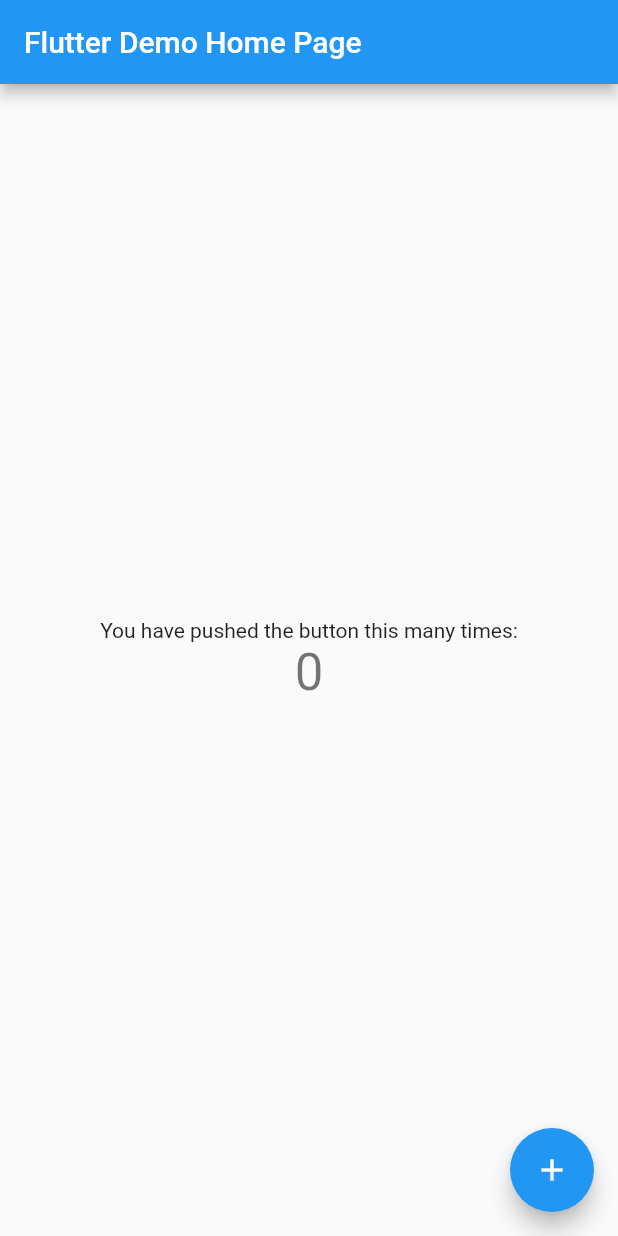
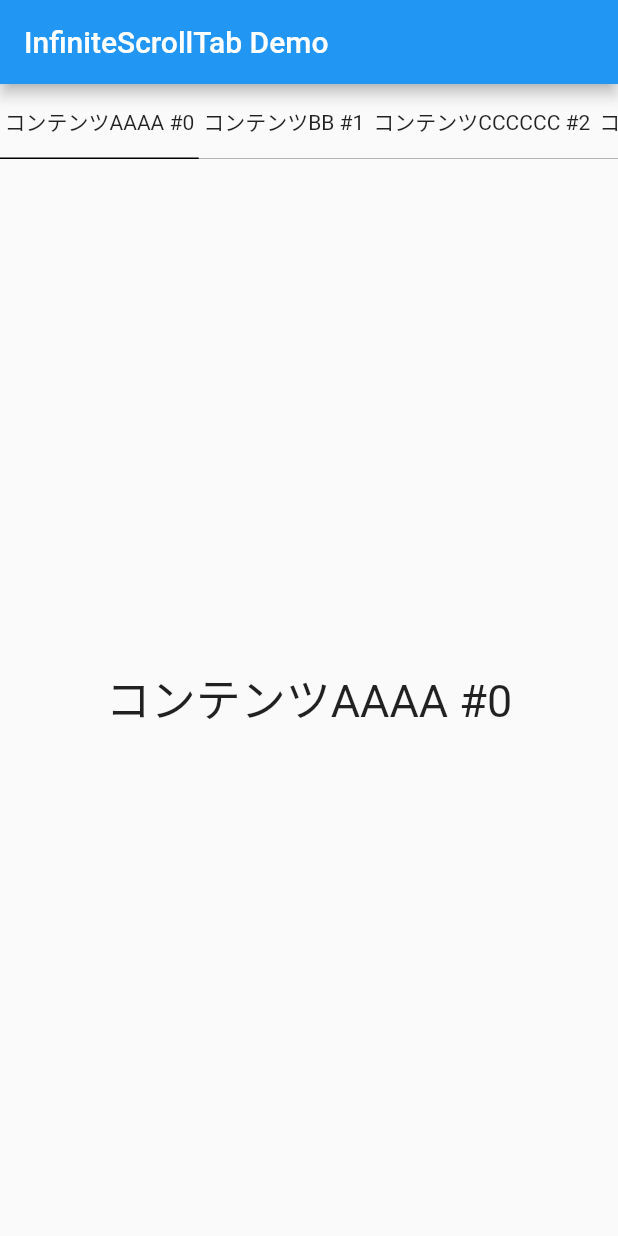
Before and after one commit to thaitani/flutter_infinite_scroll_tab, a Flutter app: the screen it shows after launch, on a phone screen of 412 x 824 dp. Run offline on Flutter 3.47's test engine with Material 2 defaults, Android fonts, the phone set to English and light mode, and no system bars; drawn by our look-alikes of scroll_to_index.

Commit message:
初期値指定以外できるようになった

```diff
--- a/lib/main.dart
+++ b/lib/main.dart
@@ -1,4 +1,7 @@
+import 'package:flutter/foundation.dart';
 import 'package:flutter/material.dart';
+import 'package:flutter/rendering.dart';
+import 'package:scroll_to_index/scroll_to_index.dart';
 
 void main() {
   runApp(const MyApp());
@@ -7,109 +10,240 @@
 class MyApp extends StatelessWidget {
   const MyApp({super.key});
 
-  // This widget is the root of your application.
   @override
   Widget build(BuildContext context) {
     return MaterialApp(
-      title: 'Flutter Demo',
+      title: 'InfiniteScrollTab Demo',
       theme: ThemeData(
-        // This is the theme of your application.
-        //
-        // Try running your application with "flutter run". You'll see the
-        // application has a blue toolbar. Then, without quitting the app, try
-        // changing the primarySwatch below to Colors.green and then invoke
-        // "hot reload" (press "r" in the console where you ran "flutter run",
-        // or simply save your changes to "hot reload" in a Flutter IDE).
-        // Notice that the counter didn't reset back to zero; the application
-        // is not restarted.
         primarySwatch: Colors.blue,
       ),
-      home: const MyHomePage(title: 'Flutter Demo Home Page'),
+      home: const HomePage(),
     );
   }
 }
 
-class MyHomePage extends StatefulWidget {
-  const MyHomePage({super.key, required this.title});
+const contents = [
+  'コンテンツAAAA',
+  'コンテンツBB',
+  'コンテンツCCCCCC',
+  'コンテンツD',
+  'コンテンツEEEEEEE',
+];
 
-  // This widget is the home page of your application. It is stateful, meaning
-  // that it has a State object (defined below) that contains fields that affect
-  // how it looks.
-
-  // This class is the configuration for the state. It holds the values (in this
-  // case the title) provided by the parent (in this case the App widget) and
-  // used by the build method of the State. Fields in a Widget subclass are
-  // always marked "final".
-
-  final String title;
+class HomePage extends StatelessWidget {
+  const HomePage({Key? key}) : super(key: key);
 
   @override
-  State<MyHomePage> createState() => _MyHomePageState();
+  Widget build(BuildContext context) {
+    return Scaffold(
+      appBar: AppBar(
+        title: const Text('InfiniteScrollTab Demo'),
+      ),
+      body: const _Content(),
+    );
+  }
 }
 
-class _MyHomePageState extends State<MyHomePage> {
-  int _counter = 0;
+class _Content extends StatefulWidget {
+  const _Content({Key? key}) : super(key: key);
 
-  void _incrementCounter() {
-    setState(() {
-      // This call to setState tells the Flutter framework that something has
-      // changed in this State, which causes it to rerun the build method below
-      // so that the display can reflect the updated values. If we changed
-      // _counter without calling setState(), then the build method would not be
-      // called again, and so nothing would appear to happen.
-      _counter++;
-    });
+  @override
+  __ContentState createState() => __ContentState();
+}
+
+class __ContentState extends State<_Content> {
+  late AutoScrollController _scrollController;
+  late ScrollController _pageController;
+
+  int _selectIndex = 0;
+  bool _isTapScrolling = false;
+
+  int _convertContentIndex(int index) {
+    final i = index % contents.length;
+    return i;
+  }
+
+  double getPageFromPixels(double pixels, double viewportDimension) {
+    final double actual = pixels / (viewportDimension);
+    final double round = actual.roundToDouble();
+    if ((actual - round).abs() < precisionErrorTolerance) {
+      return round;
+    }
+    return actual;
+  }
+
+  @override
+  void initState() {
+    _scrollController = AutoScrollController(axis: Axis.horizontal)
+      ..scrollToIndex(
+        _selectIndex,
+        preferPosition: AutoScrollPosition.middle,
+      );
+    _pageController = ScrollController()
+      ..addListener(() {
+        if (_isTapScrolling) {
+          return;
+        }
+        final page = getPageFromPixels(_pageController.position.pixels,
+            _pageController.position.viewportDimension);
+        final index = page.round();
+        if (index != _selectIndex) {
+          setState(() {
+            _selectIndex = index;
+          });
+          _scrollController.scrollToIndex(index,
+              preferPosition: AutoScrollPosition.middle);
+        }
+      });
+    super.initState();
+  }
+
+  @override
+  void dispose() {
+    _scrollController.dispose();
+    _pageController.dispose();
+    super.dispose();
+  }
+
+  Widget tabContentBuilder(BuildContext context, int index, bool isReverse) {
+    final keyIndex = isReverse ? -index - 1 : index;
+    return AutoScrollTag(
+      key: ValueKey(keyIndex),
+      controller: _scrollController,
+      index: keyIndex,
+      child: InkWell(
+        onTap: () async {
+          setState(() {
+            _isTapScrolling = true;
+            _selectIndex = keyIndex;
+          });
+          _scrollController.scrollToIndex(keyIndex,
+              preferPosition: AutoScrollPosition.middle);
+          await _pageController.animateTo(
+              _pageController.position.viewportDimension * keyIndex,
+              duration: const Duration(milliseconds: 300),
+              curve: Curves.easeOut);
+          setState(() {
+            _isTapScrolling = false;
+          });
+        },
+        child: DecoratedBox(
+          decoration: BoxDecoration(
+            border: Border(
+              bottom: BorderSide(
+                color: keyIndex == _selectIndex
+                    ? Colors.black
+                    : Colors.transparent,
+              ),
+            ),
+          ),
+          child: Padding(
+            padding: const EdgeInsets.all(3.0),
+            child: Tab(
+              text: '${contents[_convertContentIndex(keyIndex)]} #$keyIndex',
+            ),
+          ),
+        ),
+      ),
+    );
+  }
+
+  Widget contentBuilder(BuildContext context, int index, bool isReverse) {
+    final keyIndex = isReverse ? -index - 1 : index;
+    return Container(
+      alignment: Alignment.center,
+      color: Colors.grey[_convertContentIndex(keyIndex) * 100],
+      child: Text(
+        '${contents[_convertContentIndex(keyIndex)]} #$keyIndex',
+        style: const TextStyle(fontSize: 30),
+      ),
+    );
   }
 
   @override
   Widget build(BuildContext context) {
-    // This method is rerun every time setState is called, for instance as done
-    // by the _incrementCounter method above.
-    //
-    // The Flutter framework has been optimized to make rerunning build methods
-    // fast, so that you can just rebuild anything that needs updating rather
-    // than having to individually change instances of widgets.
-    return Scaffold(
-      appBar: AppBar(
-        // Here we take the value from the MyHomePage object that was created by
-        // the App.build method, and use it to set our appbar title.
-        title: Text(widget.title),
+    final axisDirection = getAxisDirectionFromAxisReverseAndDirectionality(
+      context,
+      Axis.horizontal,
+      false,
+    );
+    Key forwardListKey = UniqueKey();
+    Widget forwardList = SliverList(
+      delegate: SliverChildBuilderDelegate(
+        (context, index) => tabContentBuilder(context, index, false),
       ),
-      body: Center(
-        // Center is a layout widget. It takes a single child and positions it
-        // in the middle of the parent.
-        child: Column(
-          // Column is also a layout widget. It takes a list of children and
-          // arranges them vertically. By default, it sizes itself to fit its
-          // children horizontally, and tries to be as tall as its parent.
-          //
-          // Invoke "debug painting" (press "p" in the console, choose the
-          // "Toggle Debug Paint" action from the Flutter Inspector in Android
-          // Studio, or the "Toggle Debug Paint" command in Visual Studio Code)
-          // to see the wireframe for each widget.
-          //
-          // Column has various properties to control how it sizes itself and
-          // how it positions its children. Here we use mainAxisAlignment to
-          // center the children vertically; the main axis here is the vertical
-          // axis because Columns are vertical (the cross axis would be
-          // horizontal).
-          mainAxisAlignment: MainAxisAlignment.center,
-          children: <Widget>[
-            const Text(
-              'You have pushed the button this many times:',
+      key: forwardListKey,
+    );
+
+    Widget reverseList = SliverList(
+      delegate: SliverChildBuilderDelegate(
+        (context, index) => tabContentBuilder(context, index, true),
+      ),
+    );
+
+    Key forwardContentKey = UniqueKey();
+    Widget forwardContent = SliverFillViewport(
+      delegate: SliverChildBuilderDelegate(
+        (context, index) => contentBuilder(context, index, false),
+      ),
+      key: forwardContentKey,
+    );
+
+    Widget reverseContent = SliverFillViewport(
+      delegate: SliverChildBuilderDelegate(
+        (context, index) => contentBuilder(context, index, true),
+      ),
+    );
+
+    return Column(
+      children: [
+        SizedBox(
+          height: 50,
+          child: DecoratedBox(
+            decoration: const BoxDecoration(
+              border: Border(
+                bottom: BorderSide(
+                  color: Colors.grey,
+                  width: 0.5,
+                ),
+              ),
             ),
-            Text(
-              '$_counter',
-              style: Theme.of(context).textTheme.headlineMedium,
+            child: Scrollable(
+              controller: _scrollController,
+              axisDirection: axisDirection,
+              viewportBuilder: (BuildContext context, ViewportOffset offset) {
+                return Viewport(
+                  offset: offset,
+                  center: forwardListKey,
+                  slivers: [
+                    reverseList,
+                    forwardList,
+                  ],
+                  axisDirection: axisDirection,
+                );
+              },
             ),
-          ],
+          ),
         ),
-      ),
-      floatingActionButton: FloatingActionButton(
-        onPressed: _incrementCounter,
-        tooltip: 'Increment',
-        child: const Icon(Icons.add),
-      ), // This trailing comma makes auto-formatting nicer for build methods.
+        Expanded(
+          child: Scrollable(
+            physics: const PageScrollPhysics(),
+            controller: _pageController,
+            axisDirection: axisDirection,
+            viewportBuilder: (BuildContext context, ViewportOffset offset) {
+              return Viewport(
+                offset: offset,
+                center: forwardContentKey,
+                slivers: [
+                  reverseContent,
+                  forwardContent,
+                ],
+                axisDirection: axisDirection,
+              );
+            },
+          ),
+        ),
+      ],
     );
   }
 }
--- a/pubspec.yaml
+++ b/pubspec.yaml
@@ -35,6 +35,7 @@
   # The following adds the Cupertino Icons font to your application.
   # Use with the CupertinoIcons class for iOS style icons.
   cupertino_icons: ^1.0.2
+  scroll_to_index: ^3.0.1
 
 dev_dependencies:
   flutter_test:
```
Also changed, not shown: pubspec.lock.
